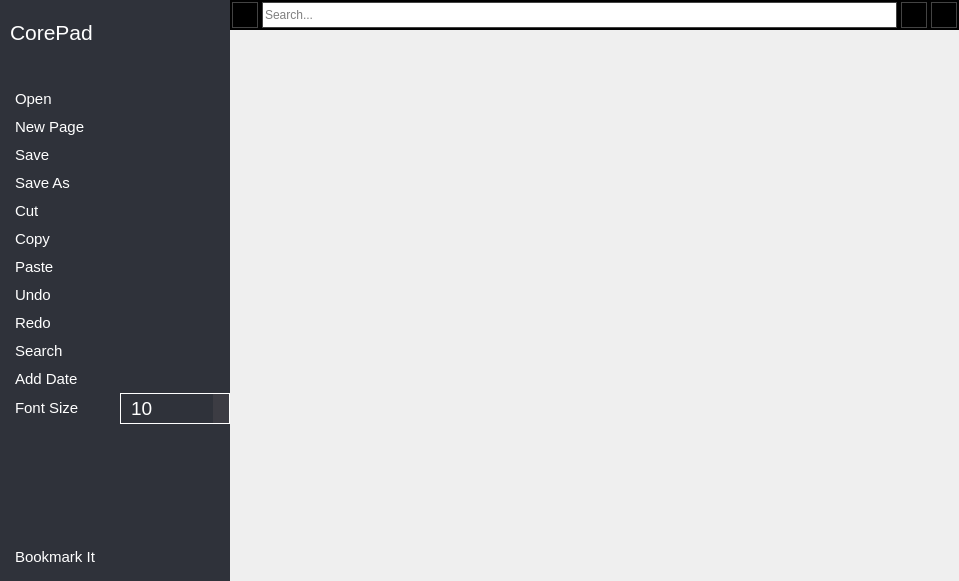
Above: app/corepad/corepad.ui from rahmanshaber/corebox before the change. Below: the same form after it.
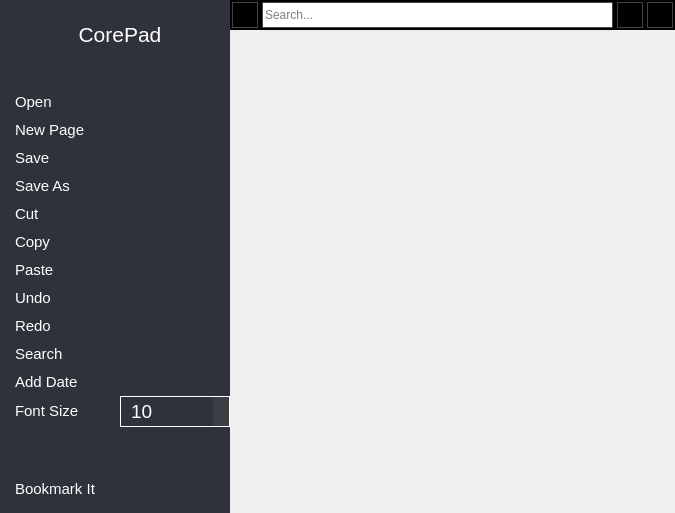
That is the form after the change. Icons and pictures are not drawn.

What changed in the file:
```diff
--- a/app/corepad/corepad.ui
+++ b/app/corepad/corepad.ui
@@ -6,8 +6,8 @@
    <rect>
     <x>0</x>
     <y>0</y>
-    <width>959</width>
-    <height>581</height>
+    <width>675</width>
+    <height>513</height>
    </rect>
   </property>
   <property name="windowTitle">
@@ -74,6 +74,33 @@
 background-color: #2F323A;
 color: #ffffff;
 border: 1px rgb(67, 67, 67);
+}
+
+QPushButton{
+Text-align:left;
+padding: 5px 5px 5px 5px;
+}
+
+QPushButton:pressed{
+background-color: #00619D;
+}
+
+QPushButton:hover {
+background-color: #00619D;
+}
+
+
+QComboBox {
+    border: 1px solid #ffffff;
+    padding: 2px 2px 2px 10px;
+}
+QComboBox QAbstractItemView {
+    background-color: #546070;
+    color: #ffffff;
+    selection-background-color: #F1A873;
+}
+QComboBox::drop-down {
+    background-color: #3C3C43;
 }</string>
      </property>
      <layout class="QVBoxLayout" name="verticalLayout" stretch="0,0,0,0,0,0,0,0,0,0,0,0,0,0,0,0">
@@ -93,7 +120,13 @@
        <number>10</number>
       </property>
       <item>
-       <widget class="QPushButton" name="title">
+       <widget class="QToolButton" name="title">
+        <property name="sizePolicy">
+         <sizepolicy hsizetype="Preferred" vsizetype="Fixed">
+          <horstretch>0</horstretch>
+          <verstretch>0</verstretch>
+         </sizepolicy>
+        </property>
         <property name="font">
          <font>
           <pointsize>16</pointsize>
@@ -102,12 +135,6 @@
         <property name="focusPolicy">
          <enum>Qt::NoFocus</enum>
         </property>
-        <property name="styleSheet">
-         <string notr="true">QPushButton{
-Text-align:left;
-}
-</string>
-        </property>
         <property name="text">
          <string>CorePad</string>
         </property>
@@ -121,6 +148,9 @@
           <height>24</height>
          </size>
         </property>
+        <property name="toolButtonStyle">
+         <enum>Qt::ToolButtonTextBesideIcon</enum>
+        </property>
        </widget>
       </item>
       <item>
@@ -150,19 +180,7 @@
          <enum>Qt::NoFocus</enum>
         </property>
         <property name="styleSheet">
-         <string notr="true">QPushButton{
-Text-align:left;
-padding: 5px 5px 5px 5px;
-}
-
-QPushButton:pressed{
-background-color: #00619D;
-}
-
-QPushButton:hover {
-background-color: #00619D;
-}
-</string>
+         <string notr="true"/>
         </property>
         <property name="text">
          <string>Open</string>
@@ -189,21 +207,6 @@
         <property name="focusPolicy">
          <enum>Qt::NoFocus</enum>
         </property>
-        <property name="styleSheet">
-         <string notr="true">QPushButton{
-Text-align:left;
-padding: 5px 5px 5px 5px;
-}
-
-QPushButton:pressed{
-background-color: #00619D;
-}
-
-QPushButton:hover {
-background-color: #00619D;
-}
-</string>
-        </property>
         <property name="text">
          <string>New Page</string>
         </property>
@@ -229,21 +232,6 @@
         <property name="focusPolicy">
          <enum>Qt::NoFocus</enum>
         </property>
-        <property name="styleSheet">
-         <string notr="true">QPushButton{
-Text-align:left;
-padding: 5px 5px 5px 5px;
-}
-
-QPushButton:pressed{
-background-color: #00619D;
-}
-
-QPushButton:hover {
-background-color: #00619D;
-}
-</string>
-        </property>
         <property name="text">
          <string>Save</string>
         </property>
@@ -269,21 +257,6 @@
         <property name="focusPolicy">
          <enum>Qt::NoFocus</enum>
         </property>
-        <property name="styleSheet">
-         <string notr="true">QPushButton{
-Text-align:left;
-padding: 5px 5px 5px 5px;
-}
-
-QPushButton:pressed{
-background-color: #00619D;
-}
-
-QPushButton:hover {
-background-color: #00619D;
-}
-</string>
-        </property>
         <property name="text">
          <string>Save As</string>
         </property>
@@ -312,21 +285,6 @@
         <property name="focusPolicy">
          <enum>Qt::NoFocus</enum>
         </property>
-        <property name="styleSheet">
-         <string notr="true">QPushButton{
-Text-align:left;
-padding: 5px 5px 5px 5px;
-}
-
-QPushButton:pressed{
-background-color: #00619D;
-}
-
-QPushButton:hover {
-background-color: #00619D;
-}
-</string>
-        </property>
         <property name="text">
          <string>Cut</string>
         </property>
@@ -355,21 +313,6 @@
         <property name="focusPolicy">
          <enum>Qt::NoFocus</enum>
         </property>
-        <property name="styleSheet">
-         <string notr="true">QPushButton{
-Text-align:left;
-padding: 5px 5px 5px 5px;
-}
-
-QPushButton:pressed{
-background-color: #00619D;
-}
-
-QPushButton:hover {
-background-color: #00619D;
-}
-</string>
-        </property>
         <property name="text">
          <string>Copy</string>
         </property>
@@ -395,21 +338,6 @@
         <property name="focusPolicy">
          <enum>Qt::NoFocus</enum>
         </property>
-        <property name="styleSheet">
-         <string notr="true">QPushButton{
-Text-align:left;
-padding: 5px 5px 5px 5px;
-}
-
-QPushButton:pressed{
-background-color: #00619D;
-}
-
-QPushButton:hover {
-background-color: #00619D;
-}
-</string>
-        </property>
         <property name="text">
          <string>Paste</string>
         </property>
@@ -438,21 +366,6 @@
         <property name="focusPolicy">
          <enum>Qt::NoFocus</enum>
         </property>
-        <property name="styleSheet">
-         <string notr="true">QPushButton{
-Text-align:left;
-padding: 5px 5px 5px 5px;
-}
-
-QPushButton:pressed{
-background-color: #00619D;
-}
-
-QPushButton:hover {
-background-color: #00619D;
-}
-</string>
-        </property>
         <property name="text">
          <string>Undo</string>
         </property>
@@ -478,21 +391,6 @@
           <pointsize>11</pointsize>
          </font>
         </property>
-        <property name="styleSheet">
-         <string notr="true">QPushButton{
-Text-align:left;
-padding: 5px 5px 5px 5px;
-}
-
-QPushButton:pressed{
-background-color: #00619D;
-}
-
-QPushButton:hover {
-background-color: #00619D;
-}
-</string>
-        </property>
         <property name="text">
          <string>Redo</string>
         </property>
@@ -518,21 +416,6 @@
         <property name="focusPolicy">
          <enum>Qt::NoFocus</enum>
         </property>
-        <property name="styleSheet">
-         <string notr="true">QPushButton{
-Text-align:left;
-padding: 5px 5px 5px 5px;
-}
-
-QPushButton:checked{
-background-color: #00619D;
-}
-
-QPushButton:hover {
-background-color: #00619D;
-}
-</string>
-        </property>
         <property name="text">
          <string>Search</string>
         </property>
@@ -573,21 +456,6 @@
         <property name="focusPolicy">
          <enum>Qt::NoFocus</enum>
         </property>
-        <property name="styleSheet">
-         <string notr="true">QPushButton{
-Text-align:left;
-padding: 5px 5px 5px 5px;
-}
-
-QPushButton:pressed{
-background-color: #00619D;
-}
-
-QPushButton:hover {
-background-color: #00619D;
-}
-</string>
-        </property>
         <property name="text">
          <string>Add Date</string>
         </property>
@@ -643,21 +511,6 @@
            <property name="focusPolicy">
             <enum>Qt::NoFocus</enum>
            </property>
-           <property name="styleSheet">
-            <string notr="true">QPushButton{
-Text-align:left;
-padding: 5px 5px 5px 5px;
-}
-
-QPushButton:pressed{
-background-color: #00619D;
-}
-
-QPushButton:hover {
-background-color: #00619D;
-}
-</string>
-           </property>
            <property name="text">
             <string>Font Size</string>
            </property>
@@ -681,18 +534,7 @@
             </font>
            </property>
            <property name="styleSheet">
-            <string notr="true">QComboBox {
-    border: 1px solid #ffffff;
-    padding: 2px 2px 2px 10px;
-}
-QComboBox QAbstractItemView {
-    background-color: #546070;
-    color: #ffffff;
-    selection-background-color: #F1A873;
-}
-QComboBox::drop-down {
-    background-color: #3C3C43;
-}</string>
+            <string notr="true"/>
            </property>
            <property name="currentText">
             <string>10</string>
@@ -837,21 +679,6 @@
         <property name="focusPolicy">
          <enum>Qt::NoFocus</enum>
         </property>
-        <property name="styleSheet">
-         <string notr="true">QPushButton{
-Text-align:left;
-padding: 5px 5px 5px 5px;
-}
-
-QPushButton:pressed{
-background-color: #00619D;
-}
-
-QPushButton:hover {
-background-color: #00619D;
-}
-</string>
-        </property>
         <property name="text">
          <string>Bookmark It</string>
         </property>
@@ -888,9 +715,27 @@
       </size>
      </property>
      <property name="styleSheet">
-      <string notr="true">QWidget{
+      <string notr="true">QFrame{
 background-color: #000000;
-}</string>
+color: #E6E6E6;
+}
+
+QToolButton{
+border: 1px solid #434343;
+}
+QToolButton:pressed{
+background-color: #1268A4; 
+}
+
+QToolButton:hover {
+background-color: #1268A4; 
+}
+
+
+QLineEdit{
+border: 1px solid rgb(67, 67, 67);
+}
+</string>
      </property>
      <property name="frameShape">
       <enum>QFrame::NoFrame</enum>
@@ -973,10 +818,7 @@
          </size>
         </property>
         <property name="styleSheet">
-         <string notr="true">QWidget{
-background-color: rgb(255, 255, 255);
-border: 1px solid rgb(67, 67, 67);
-}</string>
+         <string notr="true"/>
         </property>
         <property name="placeholderText">
          <string>Search...</string>
@@ -984,7 +826,7 @@
        </widget>
       </item>
       <item>
-       <widget class="QPushButton" name="previousW">
+       <widget class="QToolButton" name="previousW">
         <property name="minimumSize">
          <size>
           <width>26</width>
@@ -997,18 +839,6 @@
           <height>26</height>
          </size>
         </property>
-        <property name="styleSheet">
-         <string notr="true">QPushButton{
-border: 1px solid rgb(67, 67, 67);
-}
-QPushButton:pressed{
-background-color:rgb(48, 140, 198); 
-}
-QPushButton:hover {
-background-color: rgb(48, 140, 198);
-}
-</string>
-        </property>
         <property name="text">
          <string/>
         </property>
@@ -1022,13 +852,10 @@
           <height>22</height>
          </size>
         </property>
-        <property name="flat">
-         <bool>true</bool>
-        </property>
        </widget>
       </item>
       <item>
-       <widget class="QPushButton" name="nextW">
+       <widget class="QToolButton" name="nextW">
         <property name="minimumSize">
          <size>
           <width>26</width>
@@ -1041,18 +868,6 @@
           <height>26</height>
          </size>
         </property>
-        <property name="styleSheet">
-         <string notr="true">QPushButton{
-border: 1px solid rgb(67, 67, 67);
-}
-QPushButton:pressed{
-background-color:rgb(48, 140, 198); 
-}
-QPushButton:hover {
-background-color: rgb(48, 140, 198);
-}
-</string>
-        </property>
         <property name="text">
          <string/>
         </property>
@@ -1066,9 +881,6 @@
           <height>22</height>
          </size>
         </property>
-        <property name="flat">
-         <bool>true</bool>
-        </property>
        </widget>
       </item>
      </layout>
```
Left out of the diff: 16 changed lines with no effect on the pictures.
